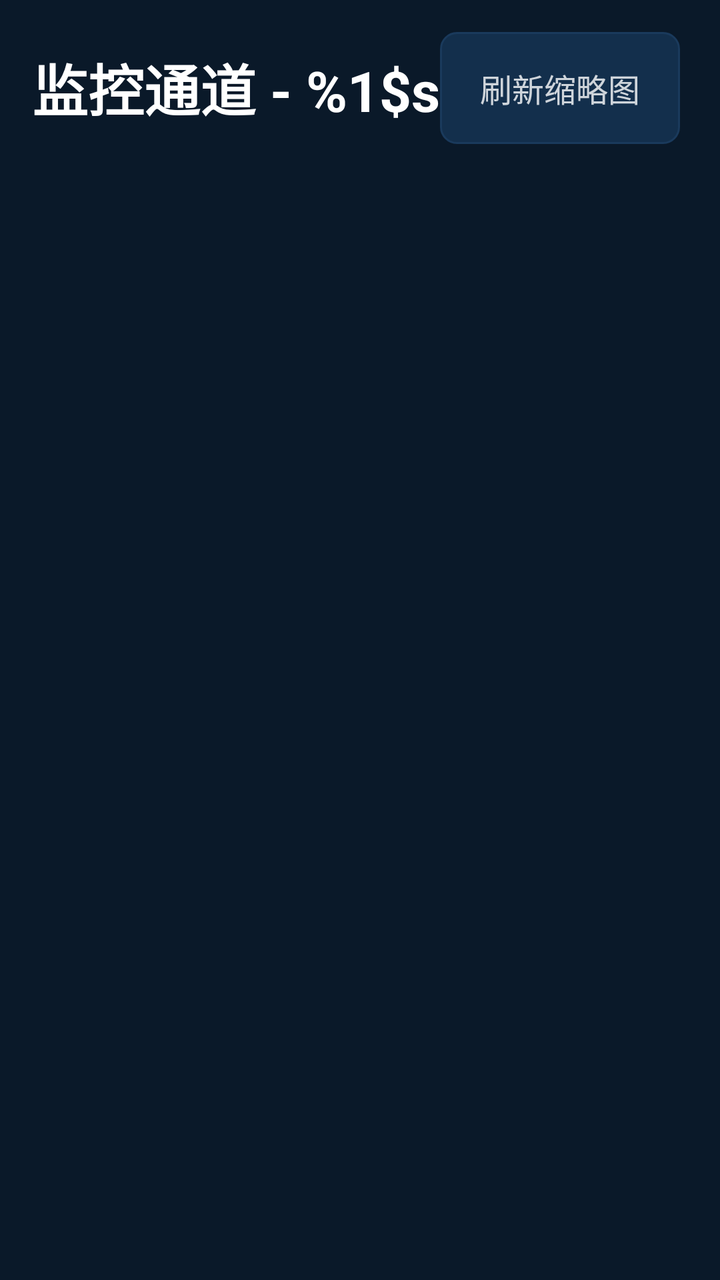
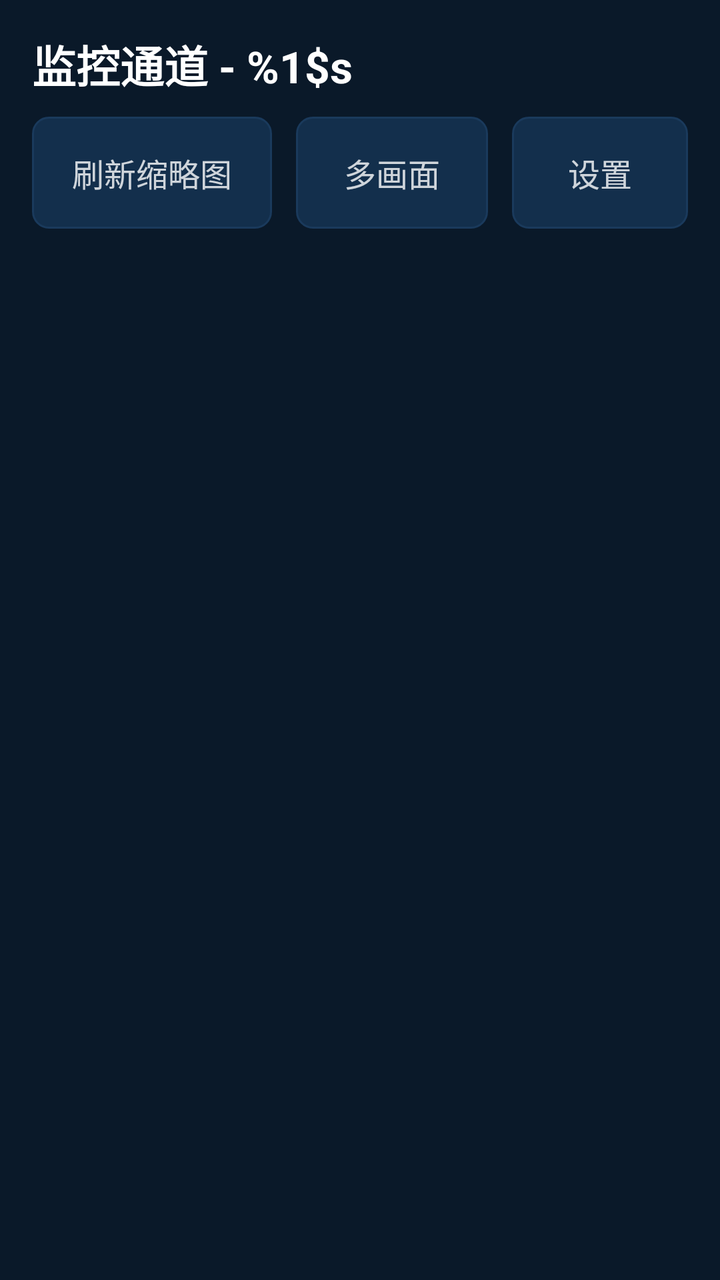

The first picture is an Android layout as it rendered before a commit; the second is the same layout after the commit. The layout source and the unified diff follow.
<!-- AndroidManifest.xml: application theme Theme.LiteVision -->
<!-- res/layout/activity_main.xml -->
<?xml version="1.0" encoding="utf-8"?>
<LinearLayout xmlns:android="http://schemas.android.com/apk/res/android"
    android:layout_width="match_parent"
    android:layout_height="match_parent"
    android:orientation="vertical"
    android:background="#0A1929"
    android:padding="16dp">

    <LinearLayout
        android:layout_width="match_parent"
        android:layout_height="wrap_content"
        android:orientation="horizontal"
        android:gravity="center_vertical"
        android:layout_marginBottom="16dp">

        <TextView
            android:id="@+id/tv_title"
            android:layout_width="0dp"
            android:layout_height="wrap_content"
            android:layout_weight="1"
            android:text="@string/main_title"
            android:textColor="#FFFFFF"
            android:textSize="28sp"
            android:textStyle="bold" />

        
        <android.widget.Button
            android:id="@+id/btn_refresh_thumbs"
            android:layout_width="wrap_content"
            android:layout_height="56dp"
            android:text="@string/refresh_thumbs"
            android:textSize="16sp"
            android:background="@drawable/channel_card_normal"
            android:textColor="#CCFFFFFF"
            android:elevation="0dp"
            android:stateListAnimator="@null"
            android:paddingStart="20dp"
            android:paddingEnd="20dp"
            android:layout_marginEnd="12dp"
            android:nextFocusRight="@id/btn_multi_view"
            android:nextFocusDown="@id/recycler_channels" />

        <android.widget.Button
            android:id="@+id/btn_multi_view"
            android:layout_width="wrap_content"
            android:layout_height="56dp"
            android:text="@string/multi_view"
            android:textSize="16sp"
            android:background="@drawable/channel_card_normal"
            android:textColor="#CCFFFFFF"
            android:elevation="0dp"
            android:stateListAnimator="@null"
            android:paddingStart="24dp"
            android:paddingEnd="24dp"
            android:layout_marginEnd="12dp"
            android:nextFocusLeft="@id/btn_refresh_thumbs"
            android:nextFocusRight="@id/btn_settings"
            android:nextFocusDown="@id/recycler_channels" />

        <android.widget.Button
            android:id="@+id/btn_settings"
            android:layout_width="wrap_content"
            android:layout_height="56dp"
            android:text="@string/settings"
            android:textSize="16sp"
            android:background="@drawable/channel_card_normal"
            android:textColor="#CCFFFFFF"
            android:elevation="0dp"
            android:stateListAnimator="@null"
            android:paddingStart="24dp"
            android:paddingEnd="24dp"
            android:nextFocusLeft="@id/btn_multi_view"
            android:nextFocusRight="@id/btn_settings"
            android:nextFocusDown="@id/recycler_channels" />
    </LinearLayout>

    <FrameLayout
        android:layout_width="match_parent"
        android:layout_height="0dp"
        android:layout_weight="1">

        <androidx.recyclerview.widget.RecyclerView
            android:id="@+id/recycler_channels"
            android:layout_width="match_parent"
            android:layout_height="match_parent"
            android:clipToPadding="false"
            android:paddingBottom="8dp" />

        <ProgressBar
            android:id="@+id/progress_bar"
            android:layout_width="wrap_content"
            android:layout_height="wrap_content"
            android:layout_gravity="center"
            android:visibility="gone" />

        <TextView
            android:id="@+id/tv_status"
            android:layout_width="wrap_content"
            android:layout_height="wrap_content"
            android:layout_gravity="center"
            android:textColor="#8FAAC4"
            android:textSize="18sp"
            android:gravity="center"
            android:visibility="gone"
            android:lineSpacingExtra="4dp" />

    </FrameLayout>

</LinearLayout>
<!-- resources referenced by this layout -->
<resources>
  <!-- drawable channel_card_normal (drawable) -->
  <?xml version="1.0" encoding="utf-8"?>
  <shape xmlns:android="http://schemas.android.com/apk/res/android"
      android:shape="rectangle">
      <solid android:color="#132F4C" />
      <corners android:radius="8dp" />
      <stroke
          android:width="1dp"
          android:color="#1A3A5C" />
  </shape>
  <string name="main_title">监控通道 - %1$s</string>
  <string name="multi_view">多画面</string>
  <string name="refresh_thumbs">刷新缩略图</string>
  <string name="settings">设置</string>
  <style name="Theme.LiteVision" parent="Theme.MaterialComponents.NoActionBar">
          <item name="android:windowBackground">@color/bg_dark</item>
          <item name="android:colorBackground">@color/bg_dark</item>
          <item name="android:textColorPrimary">@color/text_primary</item>
          <item name="colorPrimary">@color/deep_blue_primary</item>
          <item name="colorPrimaryDark">@color/bg_dark</item>
          <item name="android:windowFullscreen">false</item>
          <item name="android:windowNoTitle">true</item>
      </style>
  <color name="bg_dark">#0A1929</color>
  <color name="text_primary">#FFFFFF</color>
  <color name="deep_blue_primary">#0D47A1</color>
</resources>

<!-- the commit's change to res/layout/activity_main.xml (unified diff, before → after) -->
@@ -6,72 +6,82 @@
     android:background="#0A1929"
     android:padding="16dp">
 
+    
     <LinearLayout
         android:layout_width="match_parent"
         android:layout_height="wrap_content"
-        android:orientation="horizontal"
+        android:orientation="vertical"
         android:gravity="center_vertical"
         android:layout_marginBottom="16dp">
 
         <TextView
             android:id="@+id/tv_title"
-            android:layout_width="0dp"
+            android:layout_width="match_parent"
             android:layout_height="wrap_content"
-            android:layout_weight="1"
+            android:maxLines="1"
+            android:ellipsize="end"
             android:text="@string/main_title"
             android:textColor="#FFFFFF"
-            android:textSize="28sp"
-            android:textStyle="bold" />
+            android:textSize="22sp"
+            android:textStyle="bold"
+            android:paddingBottom="10dp" />
 
-        
-        <android.widget.Button
-            android:id="@+id/btn_refresh_thumbs"
-            android:layout_width="wrap_content"
-            android:layout_height="56dp"
-            android:text="@string/refresh_thumbs"
-            android:textSize="16sp"
-            android:background="@drawable/channel_card_normal"
-            android:textColor="#CCFFFFFF"
-            android:elevation="0dp"
-            android:stateListAnimator="@null"
-            android:paddingStart="20dp"
-            android:paddingEnd="20dp"
-            android:layout_marginEnd="12dp"
-            android:nextFocusRight="@id/btn_multi_view"
-            android:nextFocusDown="@id/recycler_channels" />
+        <LinearLayout
+            android:layout_width="match_parent"
+            android:layout_height="wrap_content"
+            android:orientation="horizontal"
+            android:gravity="center_vertical">
 
-        <android.widget.Button
-            android:id="@+id/btn_multi_view"
-            android:layout_width="wrap_content"
-            android:layout_height="56dp"
-            android:text="@string/multi_view"
-            android:textSize="16sp"
-            android:background="@drawable/channel_card_normal"
-            android:textColor="#CCFFFFFF"
-            android:elevation="0dp"
-            android:stateListAnimator="@null"
-            android:paddingStart="24dp"
-            android:paddingEnd="24dp"
-            android:layout_marginEnd="12dp"
-            android:nextFocusLeft="@id/btn_refresh_thumbs"
-            android:nextFocusRight="@id/btn_settings"
-            android:nextFocusDown="@id/recycler_channels" />
+            
+            <android.widget.Button
+                android:id="@+id/btn_refresh_thumbs"
+                android:layout_width="wrap_content"
+                android:layout_height="56dp"
+                android:text="@string/refresh_thumbs"
+                android:textSize="16sp"
+                android:background="@drawable/channel_card_normal"
+                android:textColor="#CCFFFFFF"
+                android:elevation="0dp"
+                android:stateListAnimator="@null"
+                android:paddingStart="20dp"
+                android:paddingEnd="20dp"
+                android:layout_marginEnd="12dp"
+                android:nextFocusRight="@id/btn_multi_view"
+                android:nextFocusDown="@id/recycler_channels" />
 
-        <android.widget.Button
-            android:id="@+id/btn_settings"
-            android:layout_width="wrap_content"
-            android:layout_height="56dp"
-            android:text="@string/settings"
-            android:textSize="16sp"
-            android:background="@drawable/channel_card_normal"
-            android:textColor="#CCFFFFFF"
-            android:elevation="0dp"
-            android:stateListAnimator="@null"
-            android:paddingStart="24dp"
-            android:paddingEnd="24dp"
-            android:nextFocusLeft="@id/btn_multi_view"
-            android:nextFocusRight="@id/btn_settings"
-            android:nextFocusDown="@id/recycler_channels" />
+            <android.widget.Button
+                android:id="@+id/btn_multi_view"
+                android:layout_width="wrap_content"
+                android:layout_height="56dp"
+                android:text="@string/multi_view"
+                android:textSize="16sp"
+                android:background="@drawable/channel_card_normal"
+                android:textColor="#CCFFFFFF"
+                android:elevation="0dp"
+                android:stateListAnimator="@null"
+                android:paddingStart="24dp"
+                android:paddingEnd="24dp"
+                android:layout_marginEnd="12dp"
+                android:nextFocusLeft="@id/btn_refresh_thumbs"
+                android:nextFocusRight="@id/btn_settings"
+                android:nextFocusDown="@id/recycler_channels" />
+
+            <android.widget.Button
+                android:id="@+id/btn_settings"
+                android:layout_width="wrap_content"
+                android:layout_height="56dp"
+                android:text="@string/settings"
+                android:textSize="16sp"
+                android:background="@drawable/channel_card_normal"
+                android:textColor="#CCFFFFFF"
+                android:elevation="0dp"
+                android:stateListAnimator="@null"
+                android:paddingStart="24dp"
+                android:paddingEnd="24dp"
+                android:nextFocusLeft="@id/btn_multi_view"
+                android:nextFocusRight="@id/btn_settings"
+                android:nextFocusDown="@id/recycler_channels" />
+        </LinearLayout>
     </LinearLayout>
 
     <FrameLayout
@@ -84,6 +94,8 @@
             android:layout_width="match_parent"
             android:layout_height="match_parent"
             android:clipToPadding="false"
+            android:paddingLeft="3dp"
+            android:paddingRight="3dp"
             android:paddingBottom="8dp" />
 
         <ProgressBar
